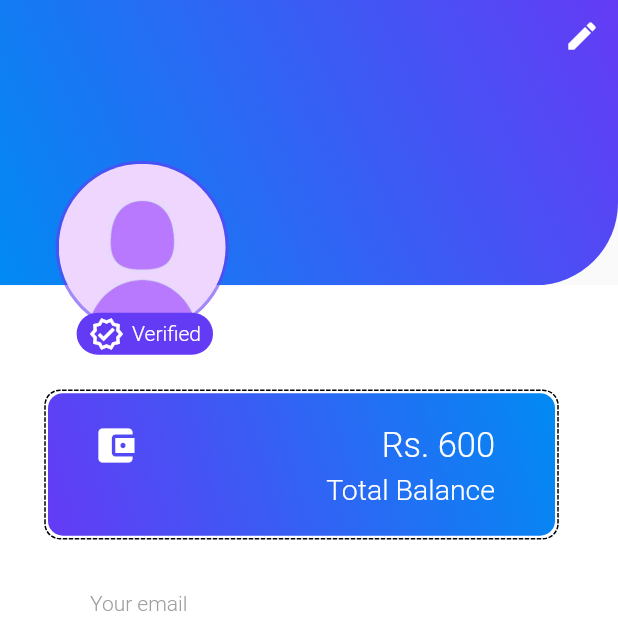
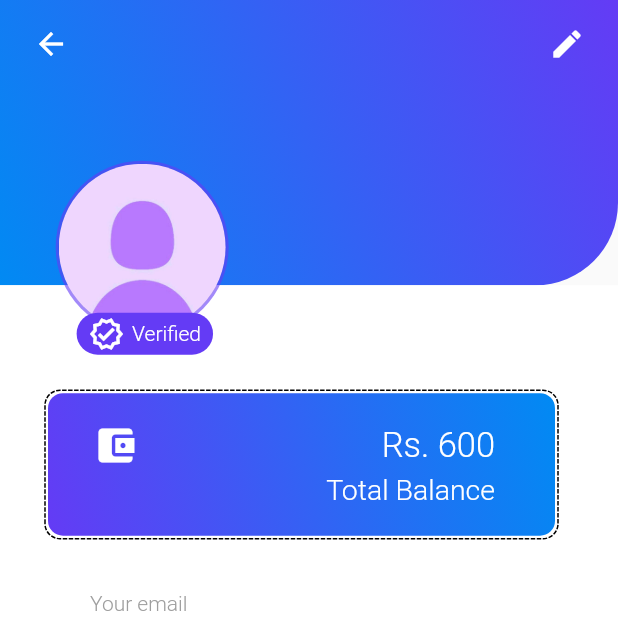
Before and after one commit to Rinnohara9803/mhicha, a Flutter app: the ProfilePage screen opened by its route, on a phone screen of 412 x 824 dp, the top half of it. Run offline on Flutter 3.47's test engine with Material 2 defaults, Android fonts, the phone set to English and light mode, and no system bars; drawn by our look-alikes of dotted_border; our stand-ins replace image_picker, pinput, qr_flutter, shared_preferences; missing offline and left inert: qr_code_scanner; accounts and stored records are empty; network calls fail.

Commit message:
minor changes in ui

```diff
--- a/lib/pages/profile_page.dart
+++ b/lib/pages/profile_page.dart
@@ -197,7 +197,9 @@ class _ProfilePageState extends State<ProfilePage> {
               child: Stack(
                 overflow: Overflow.visible,
                 children: [
-                  CircleAvatar(
+                  Hero(
+                    tag: 'profileImage',
+                    child: CircleAvatar(
                       radius: theWidth * 0.14,
                       backgroundColor: ThemeClass.primaryColor.withOpacity(
                         0.6,
@@ -207,6 +209,7 @@ class _ProfilePageState extends State<ProfilePage> {
                         backgroundColor: Colors.black12,
                         backgroundImage: const AssetImage(
                           'images/profile_avatar.png',
+                        ),
                       ),
                     ),
                   ),
@@ -282,8 +285,8 @@ class _ProfilePageState extends State<ProfilePage> {
               ),
             ),
             Positioned(
-              right: 0,
-              top: 0,
+              right: 10,
+              top: 5,
               child: IconButton(
                 color: Colors.white,
                 onPressed: () {
@@ -294,6 +297,19 @@ class _ProfilePageState extends State<ProfilePage> {
                 ),
               ),
             ),
+            Positioned(
+              left: 10,
+              top: 5,
+              child: IconButton(
+                color: Colors.white,
+                onPressed: () {
+                  Navigator.pop(context);
+                },
+                icon: const Icon(
+                  Icons.arrow_back,
+                ),
+              ),
+            ),
           ],
         ),
       ),
--- a/pubspec.yaml
+++ b/pubspec.yaml
@@ -51,6 +51,7 @@ dev_dependencies:
   qr_flutter:
   qr_code_scanner:
   provider:
+  image_picker:
 
 # For information on the generic Dart part of this file, see the
 # following page: https://dart.dev/tools/pub/pubspec
```
Also changed, not shown: lib/pages/edit_profile_page.dart (+44 -1 lines), lib/pages/home_page.dart (+7 -4 lines), lib/widgets/add_image_widget.dart (added, +200 -0 lines), pubspec.lock. Lines whose indentation alone changed are shown as unchanged.
